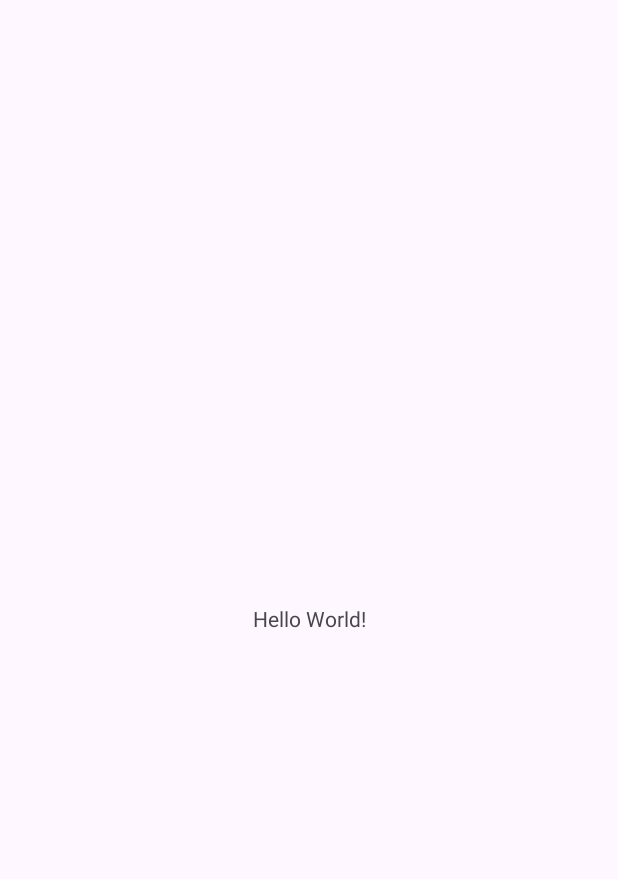
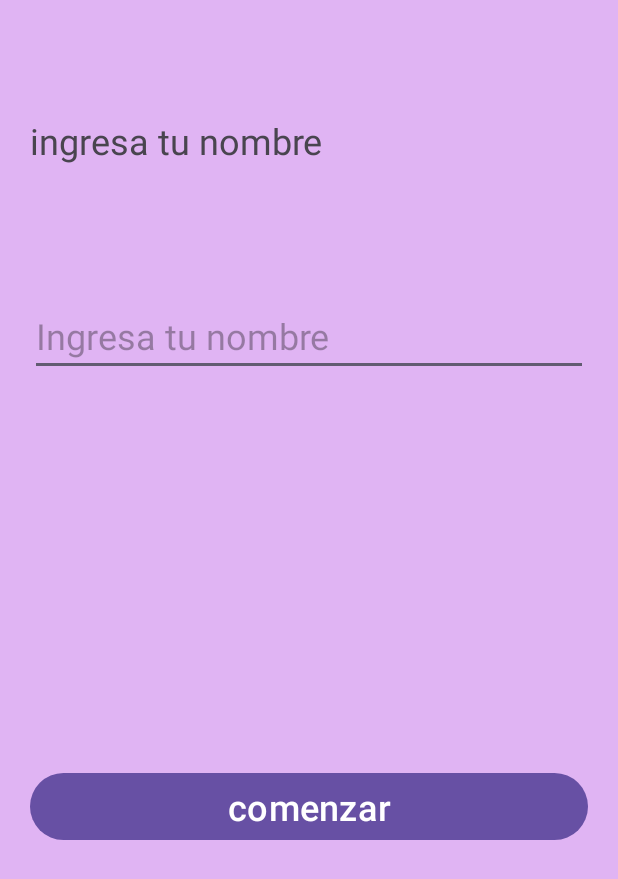
Before and after one commit to Janesarai/NewNavegation, an Android app: the screen it shows after launch (MainActivity), on a phone screen of 412 x 824 dp. Before the commit the part shown is almost empty. Shown: the top 879 px of the screen. Run offline under Robolectric (Android 15) with nearby library versions, the phone set to English and light mode, and no system bars.

Commit message:
felchitas listas

```diff
--- a/app/src/main/res/layout/activity_main.xml
+++ b/app/src/main/res/layout/activity_main.xml
@@ -6,13 +6,15 @@
     android:layout_height="match_parent"
     tools:context=".MainActivity">
 
-    <TextView
-        android:layout_width="wrap_content"
-        android:layout_height="wrap_content"
-        android:text="Hello World!"
+    <androidx.fragment.app.FragmentContainerView
+        android:id="@+id/fragmentContainerView"
+        android:name="androidx.navigation.fragment.NavHostFragment"
+        app:defaultNavHost="true"
+        app:navGraph="@navigation/navegeichon"
+        android:layout_width="0dp"
+        android:layout_height="0dp"
         app:layout_constraintBottom_toBottomOf="parent"
         app:layout_constraintEnd_toEndOf="parent"
         app:layout_constraintStart_toStartOf="parent"
         app:layout_constraintTop_toTopOf="parent" />
-
 </androidx.constraintlayout.widget.ConstraintLayout>
--- a/app/src/main/res/layout/fragment_first.xml
+++ b/app/src/main/res/layout/fragment_first.xml
@@ -45,6 +45,7 @@
         android:layout_marginStart="20dp"
         android:layout_marginEnd="20dp"
         android:text="comenzar"
+        android:textSize="24dp"
         app:layout_constraintBottom_toBottomOf="parent"
         app:layout_constraintEnd_toEndOf="parent"
         app:layout_constraintStart_toStartOf="parent"
--- a/app/src/main/res/layout/fragment_respuesta.xml
+++ b/app/src/main/res/layout/fragment_respuesta.xml
@@ -15,6 +15,7 @@
         android:layout_width="273dp"
         android:layout_height="76dp"
         android:text="@string/hello_blank_fragment"
+        android:textSize="24sp"
         app:layout_constraintBottom_toBottomOf="parent"
         app:layout_constraintEnd_toEndOf="parent"
         app:layout_constraintStart_toStartOf="parent"
@@ -26,8 +27,11 @@
         android:id="@+id/intentaloOtravez"
         android:layout_width="0dp"
         android:layout_height="wrap_content"
+        android:layout_marginStart="20dp"
+        android:layout_marginEnd="20dp"
         android:backgroundTint="#4CAF50"
         android:text="Intentalo de Nuevo"
+        android:textSize="24sp"
         app:layout_constraintBottom_toBottomOf="parent"
         app:layout_constraintEnd_toEndOf="parent"
         app:layout_constraintStart_toStartOf="parent"
--- a/app/src/main/res/layout/fragment_trivia.xml
+++ b/app/src/main/res/layout/fragment_trivia.xml
@@ -74,6 +74,8 @@
         android:layout_marginStart="20dp"
         android:layout_marginEnd="20dp"
         android:text="¿como se llama ?"
+        android:textSize="24sp"
+        android:textStyle="bold|italic"
         app:layout_constraintBottom_toTopOf="@+id/radioGroup"
         app:layout_constraintEnd_toEndOf="parent"
         app:layout_constraintStart_toStartOf="parent"
@@ -83,11 +85,16 @@
         android:id="@+id/enviarBoton"
         android:layout_width="0dp"
         android:layout_height="wrap_content"
+        android:layout_marginStart="20dp"
+        android:layout_marginEnd="20dp"
         android:backgroundTint="#FF9800"
         android:text="Enviar"
         app:layout_constraintBottom_toBottomOf="parent"
         app:layout_constraintEnd_toEndOf="parent"
+        app:layout_constraintHorizontal_bias="0.0"
         app:layout_constraintStart_toStartOf="parent"
-        app:layout_constraintTop_toBottomOf="@+id/radioGroup" />
+        app:layout_constraintTop_toBottomOf="@+id/radioGroup"
+        app:layout_constraintVertical_bias="0.0"
+        tools:textSize="24sp" />
 
 </androidx.constraintlayout.widget.ConstraintLayout>
--- /dev/null
+++ b/app/src/main/res/navigation/navegeichon.xml
@@ -0,0 +1,35 @@
+<?xml version="1.0" encoding="utf-8"?>
+<navigation xmlns:android="http://schemas.android.com/apk/res/android"
+    xmlns:app="http://schemas.android.com/apk/res-auto"
+    xmlns:tools="http://schemas.android.com/tools"
+    android:id="@+id/navegeichon"
+    app:startDestination="@id/fragmentFirst">
+
+    <fragment
+        android:id="@+id/fragmentFirst"
+        android:name="com.example.newnavegation.FragmentFirst"
+        android:label="fragment_first"
+        tools:layout="@layout/fragment_first" >
+        <action
+            android:id="@+id/action_fragmentFirst_to_fragmentTrivia"
+            app:destination="@id/fragmentTrivia" />
+    </fragment>
+    <fragment
+        android:id="@+id/fragmentTrivia"
+        android:name="com.example.newnavegation.FragmentTrivia"
+        android:label="fragment_trivia"
+        tools:layout="@layout/fragment_trivia" >
+        <action
+            android:id="@+id/action_fragmentTrivia_to_fragmentRespuesta"
+            app:destination="@id/fragmentRespuesta" />
+    </fragment>
+    <fragment
+        android:id="@+id/fragmentRespuesta"
+        android:name="com.example.newnavegation.FragmentRespuesta"
+        android:label="fragment_respuesta"
+        tools:layout="@layout/fragment_respuesta" >
+        <action
+            android:id="@+id/action_fragmentRespuesta_to_fragmentTrivia"
+            app:destination="@id/fragmentTrivia" />
+    </fragment>
+</navigation>
```
